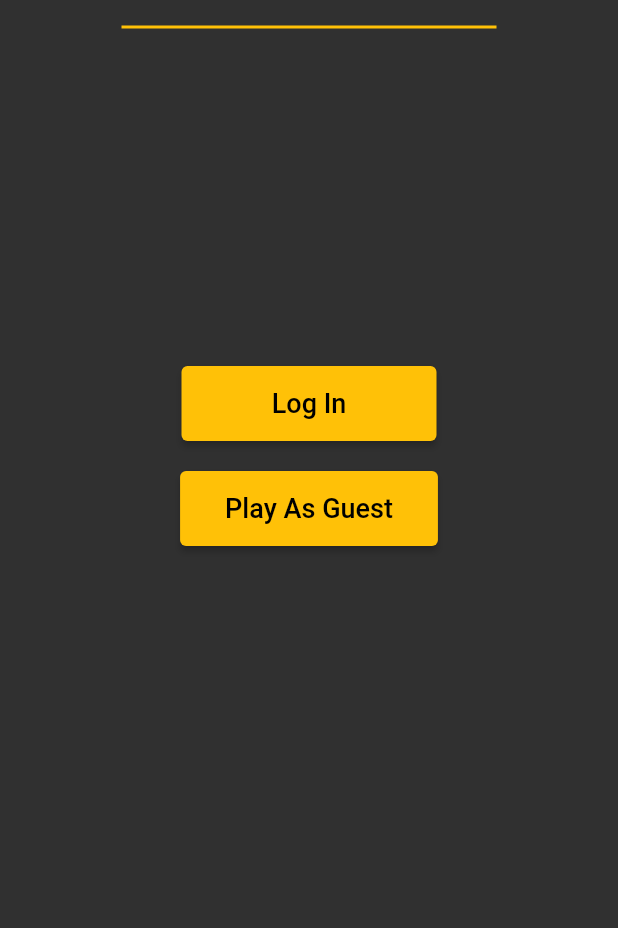
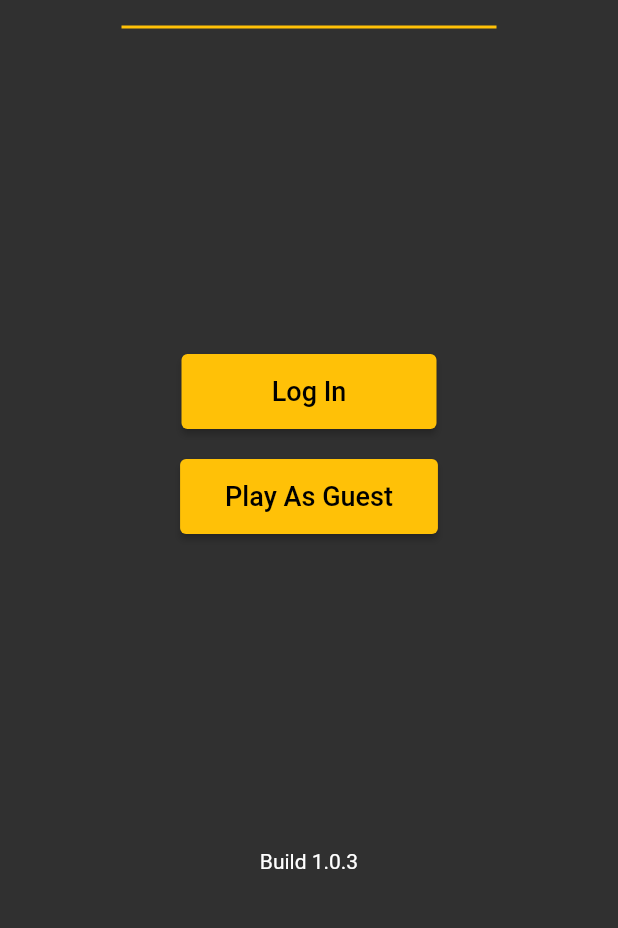
Before and after one commit to davidrgb/20-20-Questions, a Flutter app: the screen it shows after launch, on a phone screen of 412 x 824 dp, the part 213-1141 px from its top. Run offline on Flutter 3.47's test engine with Material 2 defaults, Android fonts, the phone set to English and light mode, and no system bars; our stand-ins replace cloud_firestore, firebase_auth, firebase_core, firebase_storage, image_picker; accounts and stored records are empty.

```diff
--- a/lib/view/game_screen.dart
+++ b/lib/view/game_screen.dart
@@ -545,7 +545,7 @@ class _GameScreenState extends State<GameScreen> {
                         ? Padding(
                             padding: const EdgeInsets.only(right: 10),
                             child: CircleAvatar(
-                              radius: 20,
+                              radius: 35,
                               backgroundImage: widget
                                   .photos[widget.lobby.players[i].playerID]!
                                   .image,
@@ -554,7 +554,7 @@ class _GameScreenState extends State<GameScreen> {
                         : Padding(
                             padding: const EdgeInsets.only(right: 10),
                             child: CircleAvatar(
-                              radius: 20,
+                              radius: 35,
                               backgroundImage: Image.asset('assets/spy.jpg').image,
                             ),
                           ),
@@ -597,7 +597,7 @@ class _GameScreenState extends State<GameScreen> {
                 ? Column(
                     children: [
                       CircleAvatar(
-                        radius: 35,
+                        radius: 75,
                         backgroundImage: widget
                             .photos[widget.lobby.players[index].playerID]!
                             .image,
--- a/lib/view/home_screen.dart
+++ b/lib/view/home_screen.dart
@@ -71,6 +71,10 @@ class _HomeScreenState extends State<HomeScreen> {
                   ],
                 ),
               ),
+              const Align(
+                alignment: Alignment.bottomCenter,
+                child: Text('Build 1.0.3'),
+              ),
             ],
           ),
         ),
--- a/lib/view/lobby_list_screen.dart
+++ b/lib/view/lobby_list_screen.dart
@@ -72,7 +72,7 @@ class _LobbyListScreenState extends State<LobbyListScreen> {
                     crossAxisAlignment: CrossAxisAlignment.end,
                     children: [
                       SizedBox(
-                        width: 200,
+                        width: 175,
                         child: RichText(
                           text: TextSpan(
                             text: 'Join \nor create \na lobby,\n',
@@ -101,7 +101,7 @@ class _LobbyListScreenState extends State<LobbyListScreen> {
                           : GestureDetector(
                             onTap: controller.getPhoto,
                             child: CircleAvatar(
-                                radius: 35,
+                                radius: 50,
                                 backgroundImage: controller.networkPhoto!.image,
                               ),
                           ),
--- a/lib/view/lobby_screen.dart
+++ b/lib/view/lobby_screen.dart
@@ -91,7 +91,7 @@ class _LobbyScreenState extends State<LobbyScreen> {
                               mainAxisAlignment: MainAxisAlignment.center,
                               children: [
                                 CircleAvatar(
-                                  radius: 25,
+                                  radius: 35,
                                   backgroundImage: controller
                                       .photos[widget.lobby.players[i].playerID]!
                                       .image,
@@ -109,7 +109,7 @@ class _LobbyScreenState extends State<LobbyScreen> {
                               mainAxisAlignment: MainAxisAlignment.center,
                               children: [
                                 CircleAvatar(
-                                  radius: 25,
+                                  radius: 35,
                                   backgroundImage: Image.asset('assets/spy.jpg').image,
                                 ),
                                 Padding(
```
